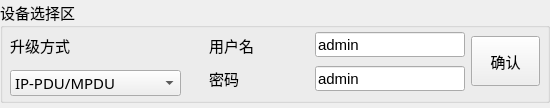
ChinaClever/NetUpgradeTool, file NetUpgradeTool/devselectwid.ui: the form before one commit.
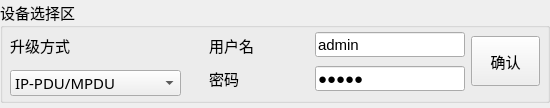
The form after the commit.

Commit message: 英文和密码用password模式

Patch:
```diff
--- a/NetUpgradeTool/devselectwid.ui
+++ b/NetUpgradeTool/devselectwid.ui
@@ -99,9 +99,18 @@
         <pointsize>11</pointsize>
        </font>
       </property>
+      <property name="inputMask">
+       <string/>
+      </property>
       <property name="text">
        <string>admin</string>
       </property>
+      <property name="maxLength">
+       <number>32767</number>
+      </property>
+      <property name="echoMode">
+       <enum>QLineEdit::Password</enum>
+      </property>
      </widget>
      <widget class="QLabel" name="label_2">
       <property name="geometry">
```
The commit also changes 2 other files.
